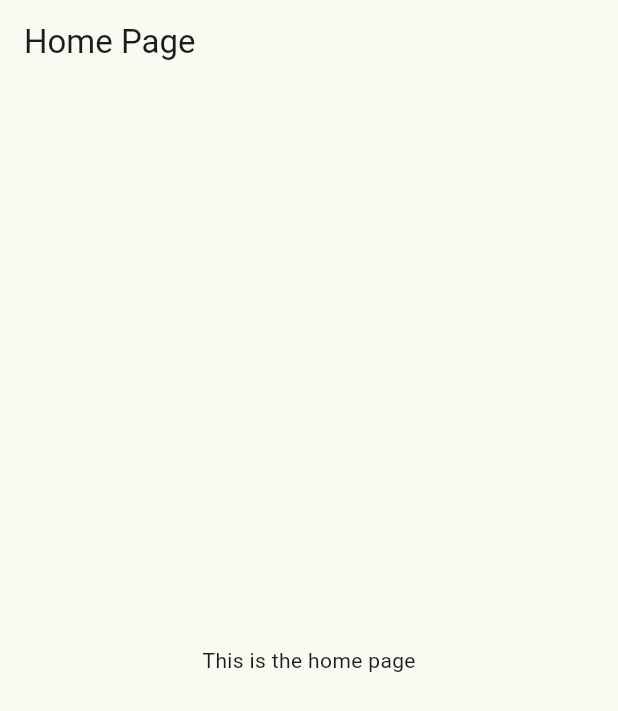
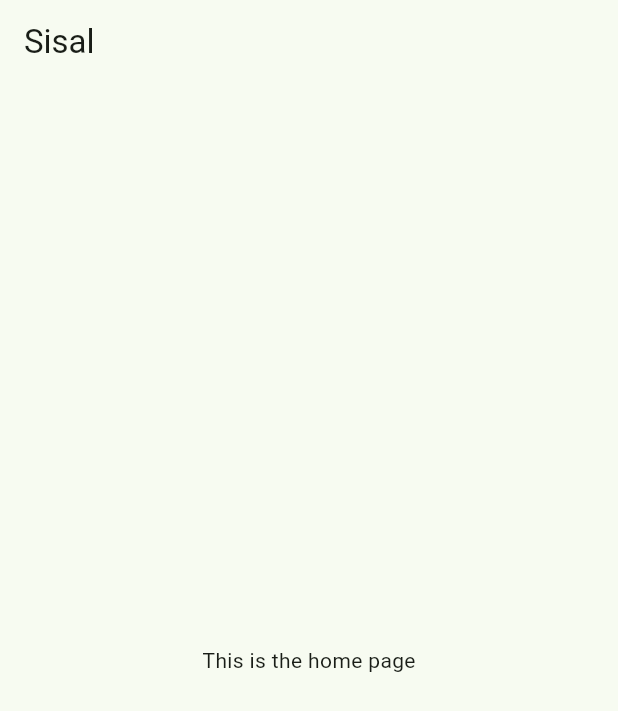
Before and after one commit to dariowskii/flutter_app_example, a Flutter app: the screen it shows after launch, on a phone screen of 412 x 824 dp. Shown: the top 711 px of the screen. Run offline on Flutter 3.47's test engine with Material 3 defaults, Android fonts, the phone set to English and light mode, and no system bars; our stand-ins replace flutter_riverpod, go_router.

```diff
--- a/lib/features/home_page_feature/presentation/home_page.dart
+++ b/lib/features/home_page_feature/presentation/home_page.dart
@@ -1,13 +1,18 @@
 import 'package:flutter/material.dart';
 
-class HomePage extends StatelessWidget {
+class HomePage extends StatefulWidget {
   const HomePage({super.key});
 
+  @override
+  State<HomePage> createState() => _HomePageState();
+}
+
+class _HomePageState extends State<HomePage> {
   @override
   Widget build(BuildContext context) {
     return Scaffold(
       appBar: AppBar(
-        title: const Text('Home Page'),
+        title: const Text('Sisal'),
       ),
       body: const Center(
         child: Text('This is the home page'),
```
Also changed, not shown: lib/features/external_link_tab_feature/presentation/external_link_tab.dart (added, +15 -0 lines), lib/features/list_tab_feature/presentation/list_tab.dart (added, +15 -0 lines), lib/features/photo_tab_feature/presentation/photo_tab_feature.dart (added, +15 -0 lines).
